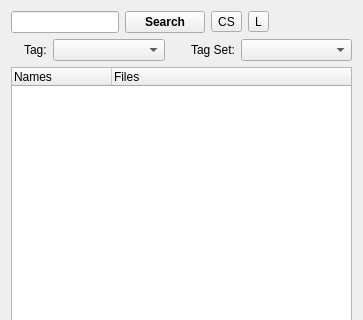
First picture: the form in src/listsdock.ui, repository fontmatrix/fontmatrix, before the edit; both pictures show x 0 to 363 and y 0 to 320 of the 363 by 671 pixel window.
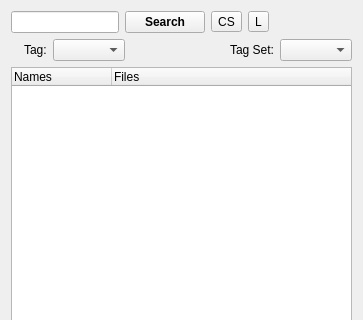
Second picture: the form after the edit. Custom widgets are drawn as their Qt base class.

Patch:
```diff
--- a/src/listsdock.ui
+++ b/src/listsdock.ui
@@ -10,7 +10,7 @@
    </rect>
   </property>
   <property name="sizePolicy" >
-   <sizepolicy vsizetype="Expanding" hsizetype="Preferred" >
+   <sizepolicy vsizetype="Expanding" hsizetype="Expanding" >
     <horstretch>0</horstretch>
     <verstretch>0</verstretch>
    </sizepolicy>
@@ -123,7 +123,7 @@
      <item>
       <widget class="QComboBox" name="tagsCombo" >
        <property name="sizePolicy" >
-        <sizepolicy vsizetype="Fixed" hsizetype="Expanding" >
+        <sizepolicy vsizetype="Fixed" hsizetype="Preferred" >
          <horstretch>0</horstretch>
          <verstretch>0</verstretch>
         </sizepolicy>
@@ -134,6 +134,9 @@
        <property name="toolTip" >
         <string>Filter view by chosing tag</string>
        </property>
+       <property name="sizeAdjustPolicy" >
+        <enum>QComboBox::AdjustToContentsOnFirstShow</enum>
+       </property>
       </widget>
      </item>
      <item>
@@ -142,7 +145,7 @@
         <enum>Qt::Horizontal</enum>
        </property>
        <property name="sizeType" >
-        <enum>QSizePolicy::Preferred</enum>
+        <enum>QSizePolicy::Expanding</enum>
        </property>
        <property name="sizeHint" >
         <size>
@@ -162,7 +165,7 @@
      <item>
       <widget class="QComboBox" name="tagsetCombo" >
        <property name="sizePolicy" >
-        <sizepolicy vsizetype="Fixed" hsizetype="Expanding" >
+        <sizepolicy vsizetype="Fixed" hsizetype="Preferred" >
          <horstretch>0</horstretch>
          <verstretch>0</verstretch>
         </sizepolicy>
```
Left out of the diff: 6 changed lines with no effect on the pictures.
